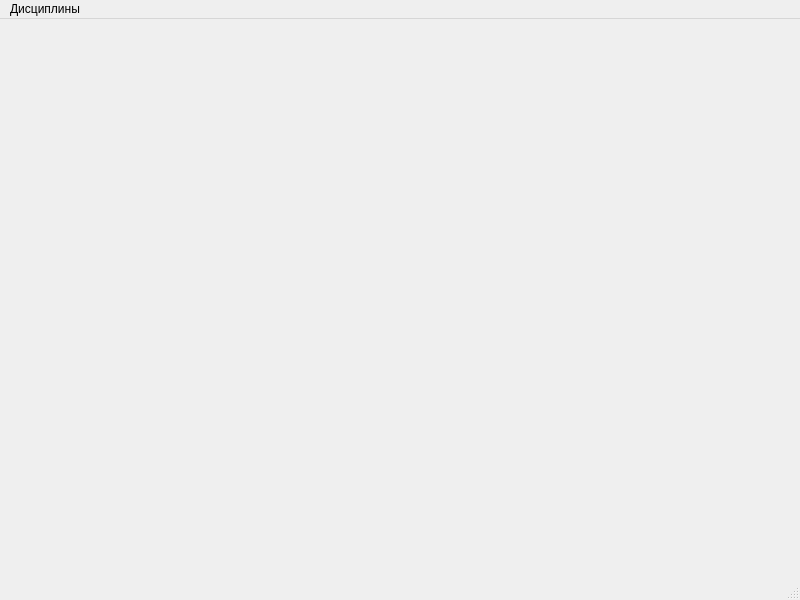
Above: form.ui from Dantedanger/Diplome before the change. Below: the same form after it.
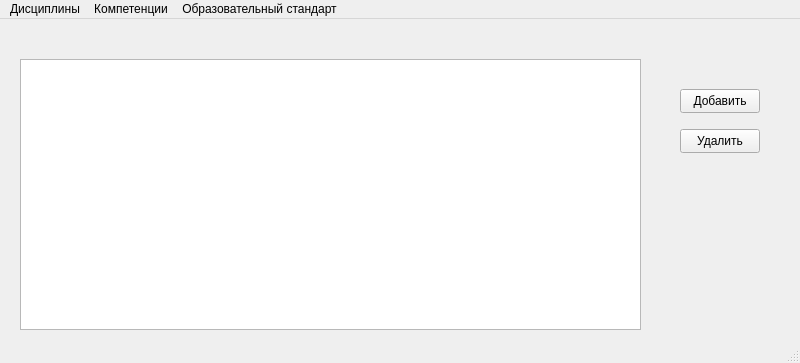
That is the form after the change.

Commit message: Almost done first table

Patch:
```diff
--- a/form.ui
+++ b/form.ui
@@ -7,13 +7,50 @@
     <x>0</x>
     <y>0</y>
     <width>800</width>
-    <height>600</height>
+    <height>363</height>
    </rect>
   </property>
   <property name="windowTitle">
    <string>MainWindow</string>
   </property>
-  <widget class="QWidget" name="centralwidget"/>
+  <widget class="QWidget" name="centralwidget">
+   <widget class="QTableWidget" name="tableWidget">
+    <property name="geometry">
+     <rect>
+      <x>20</x>
+      <y>40</y>
+      <width>621</width>
+      <height>271</height>
+     </rect>
+    </property>
+   </widget>
+   <widget class="QPushButton" name="pushButton">
+    <property name="geometry">
+     <rect>
+      <x>680</x>
+      <y>70</y>
+      <width>80</width>
+      <height>24</height>
+     </rect>
+    </property>
+    <property name="text">
+     <string>Добавить</string>
+    </property>
+   </widget>
+   <widget class="QPushButton" name="pushButton_2">
+    <property name="geometry">
+     <rect>
+      <x>680</x>
+      <y>110</y>
+      <width>80</width>
+      <height>24</height>
+     </rect>
+    </property>
+    <property name="text">
+     <string>Удалить</string>
+    </property>
+   </widget>
+  </widget>
   <widget class="QMenuBar" name="menubar">
    <property name="geometry">
     <rect>
@@ -23,12 +60,28 @@
      <height>21</height>
     </rect>
    </property>
+   <widget class="QMenu" name="menu_3">
+    <property name="title">
+     <string>Образовательный стандарт</string>
+    </property>
+    <addaction name="action_5"/>
+    <addaction name="action_6"/>
+   </widget>
+   <widget class="QMenu" name="menu_2">
+    <property name="title">
+     <string>Компетенции</string>
+    </property>
+    <addaction name="action_3"/>
+    <addaction name="action_4"/>
+   </widget>
    <widget class="QMenu" name="menu">
     <property name="title">
      <string>Дисциплины</string>
     </property>
    </widget>
    <addaction name="menu"/>
+   <addaction name="menu_2"/>
+   <addaction name="menu_3"/>
   </widget>
   <widget class="QStatusBar" name="statusbar"/>
  </widget>
```
Left out of the diff: 38 changed lines with no effect on the pictures. The commit also changes 3 other files.
